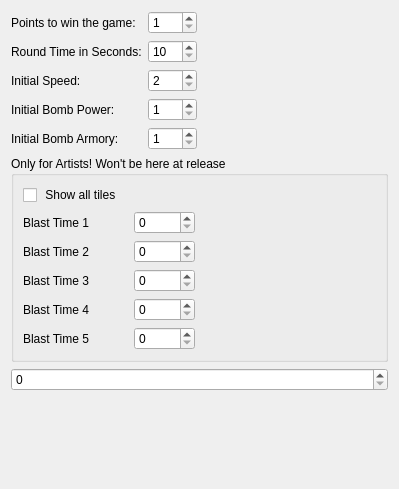
First picture: the form in src/config/generalsettings.ui, repository KDE/granatier, before the edit.
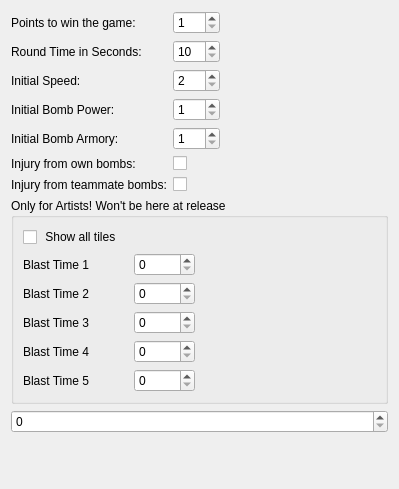
Second picture: the form after the edit.

Commit message: Add injury options for own and teammate bombs

The edit to the form file:
```diff
--- a/src/config/generalsettings.ui
+++ b/src/config/generalsettings.ui
@@ -240,6 +240,34 @@
        </property>
       </widget>
      </item>
+     <item row="5" column="0">
+      <widget class="QLabel" name="label_selfBomb">
+       <property name="text">
+        <string>Injury from own bombs:</string>
+       </property>
+      </widget>
+     </item>
+     <item row="5" column="1">
+      <widget class="QCheckBox" name="kcfg_SelfBombDamage">
+       <property name="text">
+        <string/>
+       </property>
+      </widget>
+     </item>
+     <item row="6" column="0">
+      <widget class="QLabel" name="label_teamBomb">
+       <property name="text">
+        <string>Injury from teammate bombs:</string>
+       </property>
+      </widget>
+     </item>
+     <item row="6" column="1">
+      <widget class="QCheckBox" name="kcfg_TeamBombDamage">
+       <property name="text">
+        <string/>
+       </property>
+      </widget>
+     </item>
     </layout>
    </item>
    <item row="0" column="1">
```
The commit also changes 7 other files.
